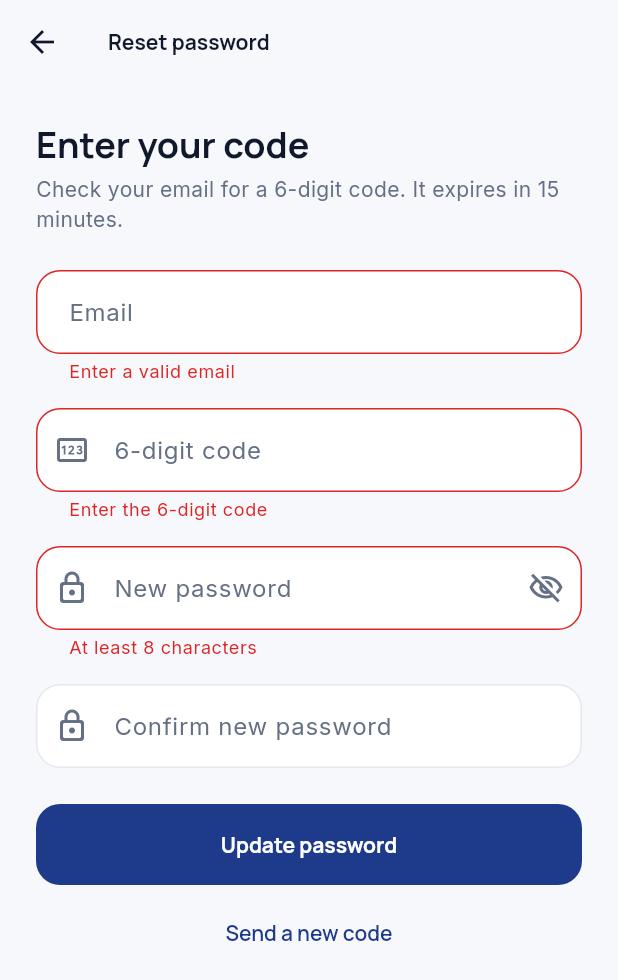
After one commit to Rans7ord/attendance-app, a Flutter app: the ForgotPasswordScreen screen opened directly, after a tap on "Send code", after a tap on "I already have a code", after a tap on "Update password", on a phone screen of 412 x 824 dp. The commit adds this screen. Shown: the top 980 px of the screen. Run offline on Flutter 3.47's test engine with Material 3 defaults, Android fonts, the phone set to English and light mode, and no system bars; our stand-ins replace dio, flutter_secure_storage, geolocator, google_fonts, image_picker, local_auth and 1 more; accounts and stored records are empty.

Commit message:
Add forgot-password screen and login link

```diff
--- a/lib/core/services/api_service.dart
+++ b/lib/core/services/api_service.dart
@@ -66,6 +66,27 @@ class ApiService {
     await _storage.write(key: 'token', value: response.data['token']);
     await _storage.write(key: 'role', value: response.data['role'] ?? 'member');
     return response.data;
+  }
+
+  /// Step 1 of "forgot password": the server emails a 6-digit code. It
+  /// answers the same way whether or not the email has an account.
+  Future<void> forgotPassword(String email) async {
+    await _dio.post('/forgot-password', data: {'email': email});
+  }
+
+  /// Step 2: the code from the email plus the new password.
+  Future<void> resetPassword({
+    required String email,
+    required String code,
+    required String password,
+    required String passwordConfirmation,
+  }) async {
+    await _dio.post('/reset-password', data: {
+      'email': email,
+      'code': code,
+      'password': password,
+      'password_confirmation': passwordConfirmation,
+    });
   }
 
   Future<String> getRole() async {
--- /dev/null
+++ b/lib/features/auth/forgot_password_screen.dart
@@ -0,0 +1,232 @@
+import 'package:flutter/material.dart';
+import '../../core/services/api_service.dart';
+import '../../core/theme/app_theme.dart';
+import '../../core/utils/responsive.dart';
+import '../../shared/api_error.dart';
+
+/// Two steps on one screen: (1) enter your email and get a 6-digit code,
+/// (2) enter the code with a new password. On success it pops back to the
+/// login screen.
+class ForgotPasswordScreen extends StatefulWidget {
+  const ForgotPasswordScreen({super.key, this.initialEmail});
+
+  /// Pre-fills the email if the person already typed it on the login screen.
+  final String? initialEmail;
+
+  @override
+  State<ForgotPasswordScreen> createState() => _ForgotPasswordScreenState();
+}
+
+class _ForgotPasswordScreenState extends State<ForgotPasswordScreen> {
+  final _api = ApiService();
+  final _emailFormKey = GlobalKey<FormState>();
+  final _resetFormKey = GlobalKey<FormState>();
+  late final TextEditingController _emailController;
+  final _codeController = TextEditingController();
+  final _passwordController = TextEditingController();
+  final _confirmController = TextEditingController();
+
+  bool _codeSent = false;
+  bool _loading = false;
+  bool _obscure = true;
+
+  @override
+  void initState() {
+    super.initState();
+    _emailController = TextEditingController(text: widget.initialEmail ?? '');
+  }
+
+  @override
+  void dispose() {
+    _emailController.dispose();
+    _codeController.dispose();
+    _passwordController.dispose();
+    _confirmController.dispose();
+    super.dispose();
+  }
+
+  void _snack(String message) {
+    ScaffoldMessenger.of(context).showSnackBar(SnackBar(content: Text(message)));
+  }
+
+  Future<void> _sendCode() async {
+    if (!_emailFormKey.currentState!.validate()) return;
+    setState(() => _loading = true);
+    try {
+      await _api.forgotPassword(_emailController.text.trim());
+      if (!mounted) return;
+      setState(() => _codeSent = true);
+      _snack('If that email has an account, a code is on its way.');
+    } catch (e) {
+      if (mounted) _snack(apiErrorMessage(e));
+    } finally {
+      if (mounted) setState(() => _loading = false);
+    }
+  }
+
+  Future<void> _resetPassword() async {
+    if (!_resetFormKey.currentState!.validate()) return;
+    setState(() => _loading = true);
+    try {
+      await _api.resetPassword(
+        email: _emailController.text.trim(),
+        code: _codeController.text.trim(),
+        password: _passwordController.text,
+        passwordConfirmation: _confirmController.text,
+      );
+      if (!mounted) return;
+      Navigator.of(context).pop();
+      _snack('Password updated. Log in with your new password.');
+    } catch (e) {
+      if (mounted) _snack(apiErrorMessage(e));
+    } finally {
+      if (mounted) setState(() => _loading = false);
+    }
+  }
+
+  @override
+  Widget build(BuildContext context) {
+    return Scaffold(
+      backgroundColor: AppColors.surface,
+      appBar: AppBar(title: const Text('Reset password')),
+      body: SafeArea(
+        child: SingleChildScrollView(
+          child: Responsive.centeredForm(
+            context,
+            Padding(
+              padding: const EdgeInsets.symmetric(vertical: AppSpacing.lg),
+              child: _codeSent ? _buildResetStep(context) : _buildEmailStep(context),
+            ),
+          ),
+        ),
+      ),
+    );
+  }
+
+  Widget _buildEmailStep(BuildContext context) {
+    return Form(
+      key: _emailFormKey,
+      child: Column(
+        crossAxisAlignment: CrossAxisAlignment.stretch,
+        children: [
+          Text('Forgot your password?', style: Theme.of(context).textTheme.headlineSmall),
+          const SizedBox(height: AppSpacing.xs),
+          Text(
+            "Enter the email you signed up with and we'll send you a 6-digit code.",
+            style: Theme.of(context).textTheme.bodyMedium,
+          ),
+          const SizedBox(height: AppSpacing.lg),
+          TextFormField(
+            controller: _emailController,
+            keyboardType: TextInputType.emailAddress,
+            autofillHints: const [AutofillHints.email],
+            decoration: const InputDecoration(
+              labelText: 'Email',
+              prefixIcon: Icon(Icons.mail_outline_rounded, color: AppColors.textSecondary),
+            ),
+            validator: (v) => (v == null || !v.contains('@')) ? 'Enter a valid email' : null,
+          ),
+          const SizedBox(height: AppSpacing.lg),
+          FilledButton(
+            onPressed: _loading ? null : _sendCode,
+            child: _loading ? const _Spinner() : const Text('Send code'),
+          ),
+          const SizedBox(height: AppSpacing.sm),
+          TextButton(
+            onPressed: _loading ? null : () => setState(() => _codeSent = true),
+            child: const Text('I already have a code'),
+          ),
+        ],
+      ),
+    );
+  }
+
+  Widget _buildResetStep(BuildContext context) {
+    return Form(
+      key: _resetFormKey,
+      child: Column(
+        crossAxisAlignment: CrossAxisAlignment.stretch,
+        children: [
+          Text('Enter your code', style: Theme.of(context).textTheme.headlineSmall),
+          const SizedBox(height: AppSpacing.xs),
+          Text(
+            'Check ${_emailController.text.trim().isEmpty ? 'your email' : _emailController.text.trim()} '
+            'for a 6-digit code. It expires in 15 minutes.',
+            style: Theme.of(context).textTheme.bodyMedium,
+          ),
+          const SizedBox(height: AppSpacing.lg),
+          if (_emailController.text.trim().isEmpty) ...[
+            TextFormField(
+              controller: _emailController,
+              keyboardType: TextInputType.emailAddress,
+              decoration: const InputDecoration(labelText: 'Email'),
+              validator: (v) => (v == null || !v.contains('@')) ? 'Enter a valid email' : null,
+            ),
+            const SizedBox(height: AppSpacing.md),
+          ],
+          TextFormField(
+            controller: _codeController,
+            keyboardType: TextInputType.number,
+            maxLength: 6,
+            decoration: const InputDecoration(
+              labelText: '6-digit code',
+              counterText: '',
+              prefixIcon: Icon(Icons.pin_outlined, color: AppColors.textSecondary),
+            ),
+            validator: (v) => (v == null || !RegExp(r'^\d{6}$').hasMatch(v.trim())) ? 'Enter the 6-digit code' : null,
+          ),
+          const SizedBox(height: AppSpacing.md),
+          TextFormField(
+            controller: _passwordController,
+            obscureText: _obscure,
+            decoration: InputDecoration(
+              labelText: 'New password',
+              prefixIcon: const Icon(Icons.lock_outline_rounded, color: AppColors.textSecondary),
+              suffixIcon: IconButton(
+                icon: Icon(
+                  _obscure ? Icons.visibility_off_outlined : Icons.visibility_outlined,
+                  color: AppColors.textSecondary,
+                ),
+                onPressed: () => setState(() => _obscure = !_obscure),
+              ),
+            ),
+            validator: (v) => (v == null || v.length < 8) ? 'At least 8 characters' : null,
+          ),
+          const SizedBox(height: AppSpacing.md),
+          TextFormField(
+            controller: _confirmController,
+            obscureText: _obscure,
+            decoration: const InputDecoration(
+              labelText: 'Confirm new password',
+              prefixIcon: Icon(Icons.lock_outline_rounded, color: AppColors.textSecondary),
+            ),
+            validator: (v) => v != _passwordController.text ? "Passwords don't match" : null,
+          ),
+          const SizedBox(height: AppSpacing.lg),
+          FilledButton(
+            onPressed: _loading ? null : _resetPassword,
+            child: _loading ? const _Spinner() : const Text('Update password'),
+          ),
+          const SizedBox(height: AppSpacing.sm),
+          TextButton(
+            onPressed: _loading ? null : () => setState(() => _codeSent = false),
+            child: const Text('Send a new code'),
+          ),
+        ],
+      ),
+    );
+  }
+}
+
+class _Spinner extends StatelessWidget {
+  const _Spinner();
+
+  @override
+  Widget build(BuildContext context) {
+    return const SizedBox(
+      height: 20,
+      width: 20,
+      child: CircularProgressIndicator(strokeWidth: 2, color: Colors.white),
+    );
+  }
+}
--- a/lib/features/auth/login_screen.dart
+++ b/lib/features/auth/login_screen.dart
@@ -6,6 +6,7 @@ import '../../core/services/api_service.dart';
 import 'company_signup_screen.dart';
 import 'join_screen.dart';
 import 'accept_invite_screen.dart';
+import 'forgot_password_screen.dart';
 import '/features/auth/not_my_phone_screen.dart';
 
 class LoginScreen extends StatefulWidget {
@@ -109,7 +110,18 @@ class _LoginScreenState extends State<LoginScreen> {
                           ),
                           validator: (v) => (v == null || v.isEmpty) ? 'Enter your password' : null,
                         ),
-                        const SizedBox(height: AppSpacing.lg),
+                        Align(
+                          alignment: Alignment.centerRight,
+                          child: TextButton(
+                            onPressed: () => Navigator.of(context).push(
+                              MaterialPageRoute(
+                                builder: (_) => ForgotPasswordScreen(initialEmail: _emailController.text.trim()),
+                              ),
+                            ),
+                            child: const Text('Forgot password?'),
+                          ),
+                        ),
+                        const SizedBox(height: AppSpacing.sm),
                         FilledButton(
                           onPressed: _loading ? null : _handleLogin,
                           child: _loading
```
